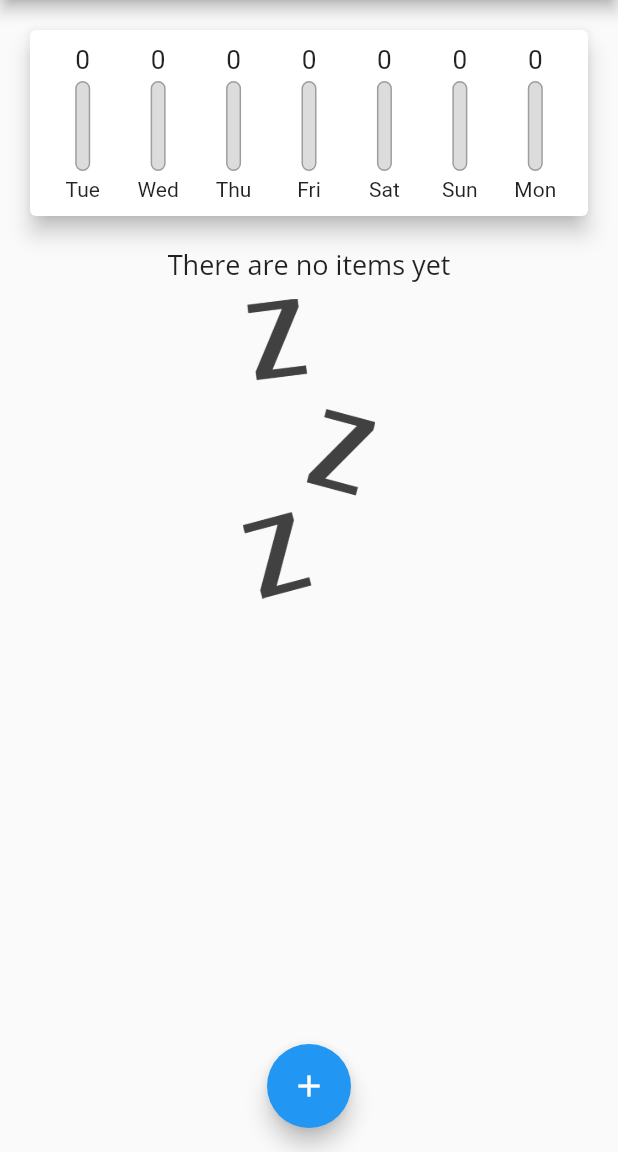
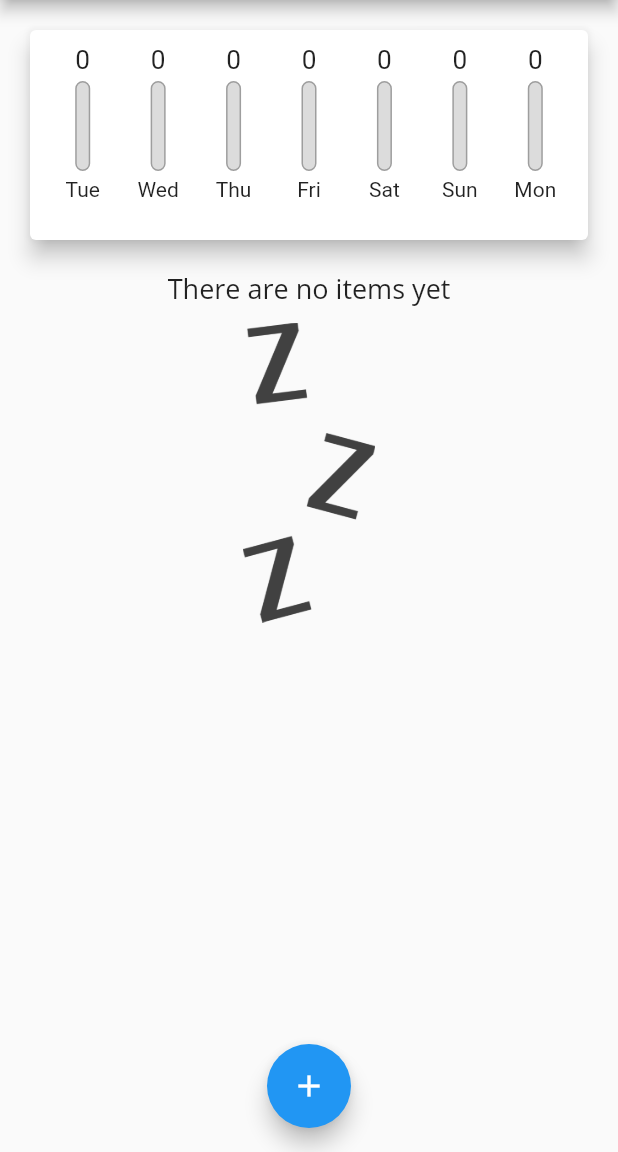
Before and after one commit to adrianbadarau/flutter-expense-tracker, a Flutter app: the screen it shows after launch, on a phone screen of 412 x 824 dp, the part 84-1236 px from its top. Run offline on Flutter 3.47's test engine with Material 2 defaults, Android fonts, the phone set to English and light mode, and no system bars.

Commit message:
used mediaQuery to calculate the height dinamically

```diff
--- a/lib/widgets/chart.dart
+++ b/lib/widgets/chart.dart
@@ -52,7 +52,9 @@ class Chart extends StatelessWidget {
   @override
   Widget build(BuildContext context) {
     print(groupedTransactionValues);
-    return Card(
+    return Container(
+      height: (MediaQuery.of(context).size.height * 0.4) > 180 ? 180 : MediaQuery.of(context).size.height * 0.4,
+      child: Card(
         elevation: 6,
         margin: EdgeInsets.all(20),
         child: Padding(
@@ -62,6 +64,7 @@ class Chart extends StatelessWidget {
             children: buildChartItems(),
           ),
         ),
+      ),
     );
   }
 }
--- a/lib/widgets/transactions_list.dart
+++ b/lib/widgets/transactions_list.dart
@@ -10,7 +10,7 @@ class TransactionsList extends StatelessWidget {
   @override
   Widget build(BuildContext context) {
     return Container(
-      height: 450,
+      height: MediaQuery.of(context).size.height * 0.5,
       child: _transactionService.getTransactions().isEmpty
           ? Column(children: <Widget>[
               Text(
```
Lines whose indentation alone changed are shown as unchanged.
